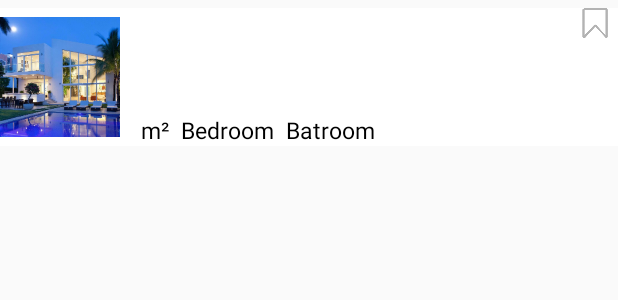
After one commit to Tarf1233/MyApplication, an Android app: the layout item_properties.xml on its own in the app's theme, with its tools: preview values and no code run, on a phone screen of 412 x 824 dp. The commit adds this screen. Shown: the top 300 px of the screen. Run offline under Robolectric (Android 15) with nearby library versions, the phone set to English and light mode, and no system bars.

Commit message:
list properties

```diff
--- a/app/src/main/java/com/whatever/myapplication/MainFragment.java
+++ b/app/src/main/java/com/whatever/myapplication/MainFragment.java
@@ -31,7 +31,7 @@ public class MainFragment extends Fragment {
 
         sectionsPagerAdapter = new SectionsPagerAdapter(getFragmentManager());
         sectionsPagerAdapter.addFragment(new ScheduleFragment(), "Schedule");
-        sectionsPagerAdapter.addFragment(new PropertiesFragment(), "Propeties");
+        sectionsPagerAdapter.addFragment(new PropertiesFragment(), "Properties");
         sectionsPagerAdapter.addFragment(new CustomerFragment(), "Customer");
 
         ViewPager mViewPager = view.findViewById(R.id.contentt);
--- a/app/src/main/res/layout/fragment_main.xml
+++ b/app/src/main/res/layout/fragment_main.xml
@@ -22,8 +22,8 @@
             android:layout_height="26dp" />
         <ImageView
             android:id="@+id/menu"
-            android:layout_width="26dp"
-            android:layout_height="26dp"
+            android:layout_width="20dp"
+            android:layout_height="20dp"
             android:layout_marginTop="12dp"
             android:layout_marginLeft="10dp"
             android:src="@drawable/menu"
--- a/app/src/main/res/layout/fragment_schedule.xml
+++ b/app/src/main/res/layout/fragment_schedule.xml
@@ -7,7 +7,6 @@
     android:background="@color/colorBgItem"
     tools:context="com.whatever.myapplication.fragments.ScheduleFragment">
 
-
     <android.support.v7.widget.RecyclerView
         android:id="@+id/list_schedule"
         android:layout_width="match_parent"
--- /dev/null
+++ b/app/src/main/res/layout/item_properties.xml
@@ -0,0 +1,127 @@
+<?xml version="1.0" encoding="utf-8"?>
+<LinearLayout xmlns:android="http://schemas.android.com/apk/res/android"
+    android:orientation="horizontal"
+    android:layout_width="match_parent"
+    android:layout_height="wrap_content"
+    android:background="@drawable/item_clicked"
+    android:layout_marginTop="5dp"
+    android:layout_marginBottom="5dp"
+    >
+    <ImageView
+        android:id="@+id/icon_house_properties"
+        android:layout_width="80dp"
+        android:layout_height="80dp"
+        android:layout_gravity="center_vertical"
+        android:src="@drawable/house"
+        />
+    <LinearLayout
+        android:layout_width="0dp"
+        android:layout_weight="1"
+        android:layout_height="wrap_content"
+        android:orientation="vertical"
+        android:gravity="center_vertical"
+        android:layout_marginLeft="10dp"
+        >
+        <TextView
+            android:id="@+id/description_house_properties"
+            android:layout_width="wrap_content"
+            android:layout_height="wrap_content"
+            android:textColor="@color/colorTextBlack"
+            android:textSize="18sp"
+            android:textStyle="bold"
+            />
+        <TextView
+            android:id="@+id/subdescription_house_properties"
+            android:layout_width="wrap_content"
+            android:layout_height="wrap_content"
+            android:textColor="@color/colorTextBlack"
+            android:textSize="18sp"
+            />
+        <LinearLayout
+            android:layout_width="wrap_content"
+            android:layout_height="wrap_content"
+            android:orientation="horizontal"
+            >
+            <LinearLayout
+                android:layout_width="wrap_content"
+                android:layout_height="wrap_content"
+                android:orientation="vertical"
+                >
+                <TextView
+                    android:id="@+id/area_properties"
+                    android:layout_width="wrap_content"
+                    android:layout_height="wrap_content"
+                    android:textSize="15sp"
+                    android:textColor="@color/colorTextBlack"
+                    android:textStyle="bold"
+                    android:layout_gravity="center_horizontal"
+                    />
+                <TextView
+                    android:layout_width="wrap_content"
+                    android:layout_height="wrap_content"
+                    android:textSize="15sp"
+                    android:textColor="@color/colorTextBlack"
+                    android:text="m²"
+                    android:paddingLeft="4dp"
+                    android:paddingRight="4dp"
+                    />
+            </LinearLayout>
+            <LinearLayout
+                android:layout_width="wrap_content"
+                android:layout_height="wrap_content"
+                android:orientation="vertical"
+                >
+                <TextView
+                    android:id="@+id/bedroom_properties"
+                    android:layout_width="wrap_content"
+                    android:layout_height="wrap_content"
+                    android:textSize="15sp"
+                    android:textColor="@color/colorTextBlack"
+                    android:textStyle="bold"
+                    android:layout_gravity="center_horizontal"
+                    />
+                <TextView
+                    android:layout_width="wrap_content"
+                    android:layout_height="wrap_content"
+                    android:textSize="15sp"
+                    android:textColor="@color/colorTextBlack"
+                    android:text="Bedroom"
+                    android:paddingLeft="4dp"
+                    android:paddingRight="4dp"
+                    />
+            </LinearLayout>
+            <LinearLayout
+                android:layout_width="wrap_content"
+                android:layout_height="wrap_content"
+                android:orientation="vertical"
+                >
+                <TextView
+                    android:id="@+id/batroom_properties"
+                    android:layout_width="wrap_content"
+                    android:layout_height="wrap_content"
+                    android:textSize="15sp"
+                    android:textColor="@color/colorTextBlack"
+                    android:textStyle="bold"
+                    android:layout_gravity="center_horizontal"
+                    />
+                <TextView
+                    android:layout_width="wrap_content"
+                    android:layout_height="wrap_content"
+                    android:textSize="15sp"
+                    android:textColor="@color/colorTextBlack"
+                    android:text="Batroom"
+                    android:paddingLeft="4dp"
+                    android:paddingRight="4dp"
+                    />
+            </LinearLayout>
+        </LinearLayout>
+    </LinearLayout>
+    <ImageView
+        android:layout_width="20dp"
+        android:layout_height="20dp"
+        android:src="@drawable/save"
+        android:ellipsize="end"
+        android:layout_gravity="top"
+        android:layout_marginRight="5dp"
+        />
+</LinearLayout>
```
Also changed, not shown: app/src/main/java/com/whatever/myapplication/adapters/PropertiesAdapter.java (added, +45 -0 lines), app/src/main/java/com/whatever/myapplication/domain/Properties.java (added, +38 -0 lines), app/src/main/java/com/whatever/myapplication/fragments/PropertiesFragment.java (+32 -9 lines), app/src/main/java/com/whatever/myapplication/holders/PropertiesHolder.java (added, +45 -0 lines), app/src/main/res/layout/fragment_properties.xml (+9 -8 lines), app/src/main/res/drawable/house.png (added), app/src/main/res/drawable/save.png (added).
